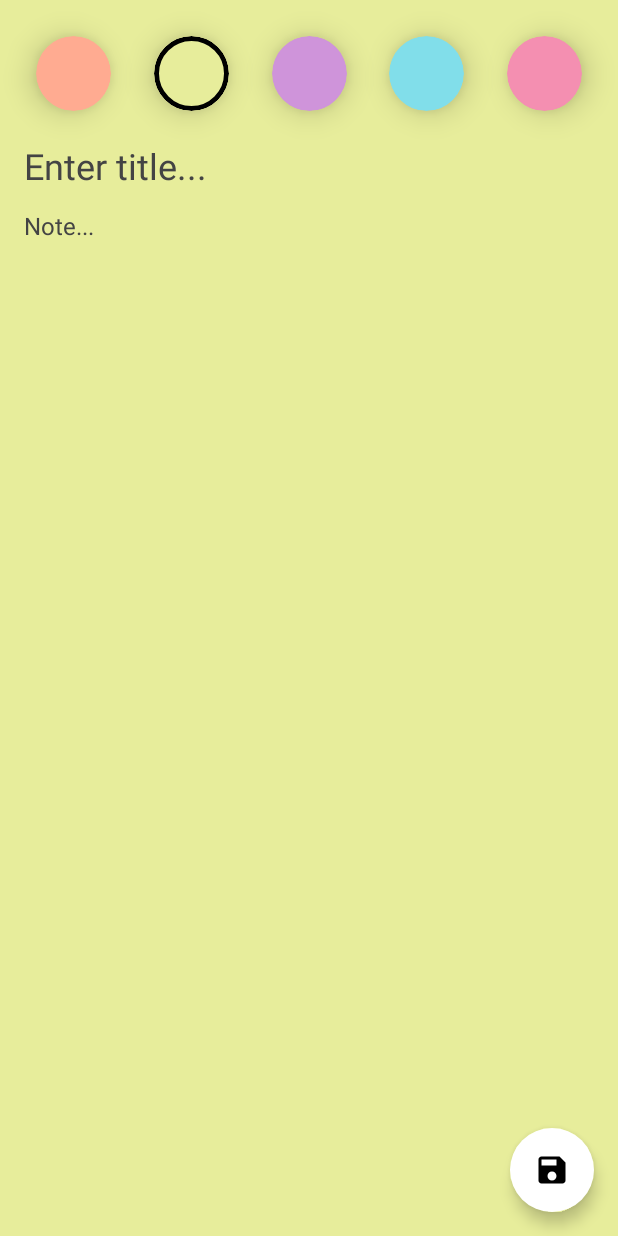
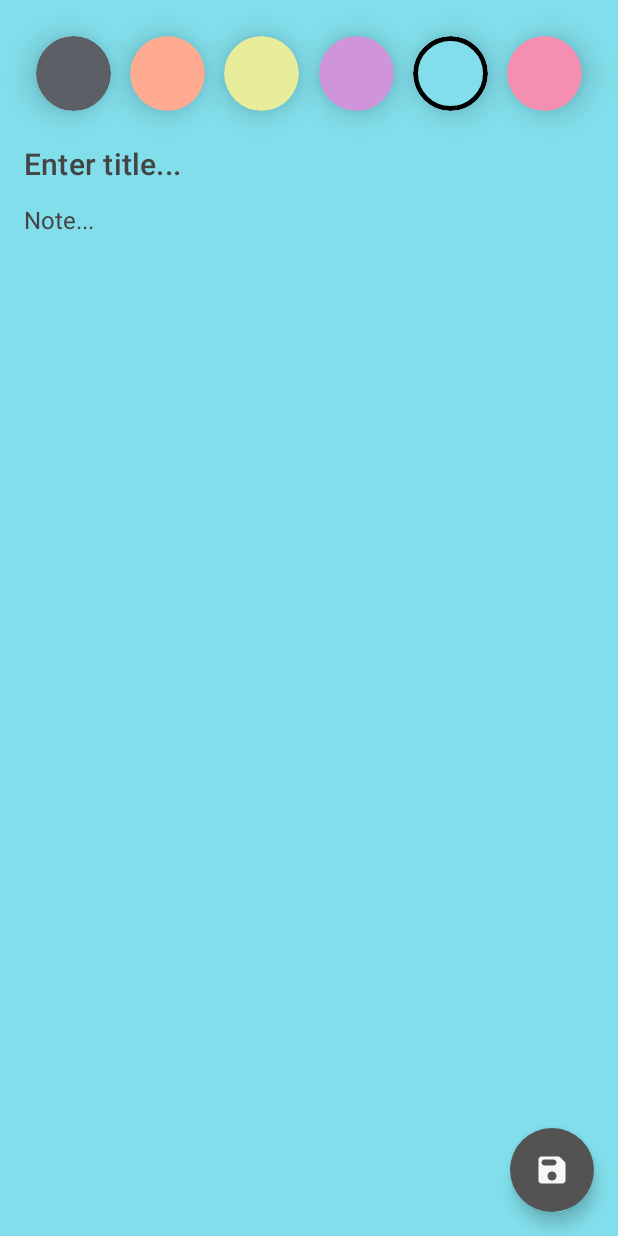
Before and after one commit to abghany/iNotesApp, an Android app built with Jetpack Compose: the screen it shows after launch (MainActivity), after a tap on "Add note", on a phone screen of 412 x 824 dp. Run offline under Robolectric (Android 15) with nearby library versions, the phone set to English and light mode, and no system bars; our stand-ins replace Dagger/Hilt's generated code, Room's generated code; 3 other taps on this screen came first.

Commit message:
Update UI such as Color, Icon, TopBar, etc

```diff
--- a/app/src/main/java/com/gnacoding/noteapp/feature_note/domain/model/Note.kt
+++ b/app/src/main/java/com/gnacoding/noteapp/feature_note/domain/model/Note.kt
@@ -13,7 +13,7 @@ data class Note(
     @PrimaryKey val id: Int? = null
 ) {
     companion object {
-        val noteColors = listOf(RedOrange, LightGreen, Violet, BabyBlue, RedPink)
+        val noteColors = listOf(GrayBlue, RedOrange, LightGreen, Violet, BabyBlue, RedPink)
     }
 }
 
--- a/app/src/main/java/com/gnacoding/noteapp/feature_note/presentation/add_edit_note/AddEditNoteScreen.kt
+++ b/app/src/main/java/com/gnacoding/noteapp/feature_note/presentation/add_edit_note/AddEditNoteScreen.kt
@@ -10,7 +10,7 @@ import androidx.compose.foundation.layout.*
 import androidx.compose.foundation.shape.CircleShape
 import androidx.compose.material.*
 import androidx.compose.material.icons.Icons
-import androidx.compose.material.icons.filled.Save
+import androidx.compose.material.icons.rounded.Save
 import androidx.compose.runtime.Composable
 import androidx.compose.runtime.LaunchedEffect
 import androidx.compose.runtime.remember
@@ -26,6 +26,8 @@ import androidx.navigation.NavController
 import com.gnacoding.noteapp.core.util.TestTags
 import com.gnacoding.noteapp.feature_note.domain.model.Note
 import com.gnacoding.noteapp.feature_note.presentation.add_edit_note.components.TransparentHintTextField
+import com.gnacoding.noteapp.ui.theme.LightGray
+import com.gnacoding.noteapp.ui.theme.White
 import kotlinx.coroutines.flow.collectLatest
 import kotlinx.coroutines.launch
 
@@ -69,10 +71,11 @@ fun AddEditNoteScreen(
                 onClick = {
                     viewModel.onEvent(AddEditNoteEvent.SaveNote)
                 },
-                backgroundColor = MaterialTheme.colors.primary
+                backgroundColor = LightGray
             ) {
                 Icon(
-                    imageVector = Icons.Default.Save,
+                    imageVector = Icons.Rounded.Save,
+                    tint = White,
                     contentDescription = "Save note"
                 )
             }
@@ -132,7 +135,7 @@ fun AddEditNoteScreen(
                 },
                 isHintVisible = titleState.isHintVisible,
                 singleLine = true,
-                textStyle = MaterialTheme.typography.h5,
+                textStyle = MaterialTheme.typography.h6,
                 testTag = TestTags.TITLE_TEXT_FIELD
             )
             Spacer(modifier = Modifier.height(16.dp))
--- a/app/src/main/java/com/gnacoding/noteapp/feature_note/presentation/notes/NotesScreen.kt
+++ b/app/src/main/java/com/gnacoding/noteapp/feature_note/presentation/notes/NotesScreen.kt
@@ -24,7 +24,9 @@ import com.gnacoding.noteapp.core.util.TestTags
 import com.gnacoding.noteapp.feature_note.presentation.notes.components.NoteItem
 import com.gnacoding.noteapp.feature_note.presentation.notes.components.OrderSection
 import com.gnacoding.noteapp.feature_note.presentation.util.Screen
+import com.gnacoding.noteapp.ui.theme.LightGray
 import com.gnacoding.noteapp.ui.theme.NoteAppTheme
+import com.gnacoding.noteapp.ui.theme.White
 import kotlinx.coroutines.launch
 
 @SuppressLint("UnusedMaterialScaffoldPaddingParameter")
@@ -43,10 +45,11 @@ fun NotesScreen(
                 onClick = {
                     navController.navigate(Screen.AddEditNoteScreen.route)
                 },
-                backgroundColor = MaterialTheme.colors.primary
+                backgroundColor = LightGray
             ) {
                 Icon(
                     painter = painterResource(id = R.drawable.ic_add_note),
+                    tint = White,
                     contentDescription = "Add note"
                 )
             }
@@ -74,11 +77,12 @@ fun NotesScreen(
                     }
                 ) {
                     Icon(
-                        painter = painterResource(id = R.drawable.ic_sort),
+                        painter = painterResource(id = R.drawable.ic_filter),
                         contentDescription = "Sort"
                     )
                 }
             }
+            Spacer(modifier = Modifier.height(8.dp))
             AnimatedVisibility(
                 visible = state.value.isOrderSectionVisible,
                 enter = fadeIn() + slideInVertically(),
@@ -95,7 +99,6 @@ fun NotesScreen(
                     }
                 )
             }
-            Spacer(modifier = Modifier.height(16.dp))
             LazyColumn(modifier = Modifier.fillMaxSize()) {
                 items(state.value.notes) { note ->
                     NoteItem(
--- a/app/src/main/java/com/gnacoding/noteapp/ui/theme/Color.kt
+++ b/app/src/main/java/com/gnacoding/noteapp/ui/theme/Color.kt
@@ -2,9 +2,12 @@ package com.gnacoding.noteapp.ui.theme
 
 import androidx.compose.ui.graphics.Color
 
-val DarkGray = Color(0xFF202020)
+val White = Color(0xFFF7F7F7)
+val DarkGray = Color(0xFF111111)
+val LightGray = Color(0xFF535353)
 val LightBlue = Color(0xFFD7E8DE)
 
+val GrayBlue = Color(0xFF5C6066)
 val RedOrange = Color(0xffffab91)
 val RedPink = Color(0xfff48fb1)
 val BabyBlue = Color(0xff81deea)
--- a/app/src/main/java/com/gnacoding/noteapp/ui/theme/Theme.kt
+++ b/app/src/main/java/com/gnacoding/noteapp/ui/theme/Theme.kt
@@ -6,9 +6,9 @@ import androidx.compose.runtime.Composable
 import androidx.compose.ui.graphics.Color
 
 private val DarkColorPalette = darkColors(
-    primary = Color.White,
+    primary = White,
     background = DarkGray,
-    onBackground = Color.White,
+    onBackground = White,
     surface = LightBlue,
     onSurface = DarkGray
 )
--- a/app/src/main/res/drawable/ic_add_note.xml
+++ b/app/src/main/res/drawable/ic_add_note.xml
@@ -4,12 +4,6 @@
     android:viewportWidth="24"
     android:viewportHeight="24">
   <path
-      android:pathData="M15,22.75H9C3.57,22.75 1.25,20.43 1.25,15V9C1.25,3.57 3.57,1.25 9,1.25H11C11.41,1.25 11.75,1.59 11.75,2C11.75,2.41 11.41,2.75 11,2.75H9C4.39,2.75 2.75,4.39 2.75,9V15C2.75,19.61 4.39,21.25 9,21.25H15C19.61,21.25 21.25,19.61 21.25,15V13C21.25,12.59 21.59,12.25 22,12.25C22.41,12.25 22.75,12.59 22.75,13V15C22.75,20.43 20.43,22.75 15,22.75Z"
-      android:fillColor="#000000"/>
-  <path
-      android:pathData="M8.499,17.69C7.889,17.69 7.329,17.47 6.919,17.07C6.429,16.58 6.219,15.87 6.329,15.12L6.759,12.11C6.839,11.53 7.219,10.78 7.629,10.37L15.509,2.49C17.499,0.5 19.519,0.5 21.509,2.49C22.599,3.58 23.089,4.69 22.989,5.8C22.899,6.7 22.419,7.58 21.509,8.48L13.629,16.36C13.219,16.77 12.469,17.15 11.889,17.23L8.879,17.66C8.749,17.69 8.619,17.69 8.499,17.69ZM16.569,3.55L8.689,11.43C8.499,11.62 8.279,12.06 8.239,12.32L7.809,15.33C7.769,15.62 7.829,15.86 7.979,16.01C8.129,16.16 8.369,16.22 8.659,16.18L11.669,15.75C11.929,15.71 12.379,15.49 12.559,15.3L20.439,7.42C21.089,6.77 21.429,6.19 21.479,5.65C21.539,5 21.199,4.31 20.439,3.54C18.839,1.94 17.739,2.39 16.569,3.55Z"
-      android:fillColor="#000000"/>
-  <path
-      android:pathData="M19.85,9.83C19.78,9.83 19.71,9.82 19.65,9.8C17.02,9.06 14.93,6.97 14.19,4.34C14.08,3.94 14.31,3.53 14.71,3.41C15.11,3.3 15.52,3.53 15.63,3.93C16.23,6.06 17.92,7.75 20.05,8.35C20.45,8.46 20.68,8.88 20.57,9.28C20.48,9.62 20.18,9.83 19.85,9.83Z"
+      android:pathData="M16.19,2H7.81C4.17,2 2,4.17 2,7.81V16.18C2,19.83 4.17,22 7.81,22H16.18C19.82,22 21.99,19.83 21.99,16.19V7.81C22,4.17 19.83,2 16.19,2ZM10.95,17.51C10.66,17.8 10.11,18.08 9.71,18.14L7.25,18.49C7.16,18.5 7.07,18.51 6.98,18.51C6.57,18.51 6.19,18.37 5.92,18.1C5.59,17.77 5.45,17.29 5.53,16.76L5.88,14.3C5.94,13.89 6.21,13.35 6.51,13.06L10.97,8.6C11.05,8.81 11.13,9.02 11.24,9.26C11.34,9.47 11.45,9.69 11.57,9.89C11.67,10.06 11.78,10.22 11.87,10.34C11.98,10.51 12.11,10.67 12.19,10.76C12.24,10.83 12.28,10.88 12.3,10.9C12.55,11.2 12.84,11.48 13.09,11.69C13.16,11.76 13.2,11.8 13.22,11.81C13.37,11.93 13.52,12.05 13.65,12.14C13.81,12.26 13.97,12.37 14.14,12.46C14.34,12.58 14.56,12.69 14.78,12.8C15.01,12.9 15.22,12.99 15.43,13.06L10.95,17.51ZM17.37,11.09L16.45,12.02C16.39,12.08 16.31,12.11 16.23,12.11C16.2,12.11 16.16,12.11 16.14,12.1C14.11,11.52 12.49,9.9 11.91,7.87C11.88,7.76 11.91,7.64 11.99,7.57L12.92,6.64C14.44,5.12 15.89,5.15 17.38,6.64C18.14,7.4 18.51,8.13 18.51,8.89C18.5,9.61 18.13,10.33 17.37,11.09Z"
       android:fillColor="#000000"/>
 </vector>
--- a/app/src/main/res/drawable/ic_delete.xml
+++ b/app/src/main/res/drawable/ic_delete.xml
@@ -4,9 +4,6 @@
     android:viewportWidth="24"
     android:viewportHeight="24">
   <path
-      android:pathData="M21.07,5.23C19.46,5.07 17.85,4.95 16.23,4.86V4.85L16.01,3.55C15.86,2.63 15.64,1.25 13.3,1.25H10.68C8.35,1.25 8.13,2.57 7.97,3.54L7.76,4.82C6.83,4.88 5.9,4.94 4.97,5.03L2.93,5.23C2.51,5.27 2.21,5.64 2.25,6.05C2.29,6.46 2.65,6.76 3.07,6.72L5.11,6.52C10.35,6 15.63,6.2 20.93,6.73C20.96,6.73 20.98,6.73 21.01,6.73C21.39,6.73 21.72,6.44 21.76,6.05C21.79,5.64 21.49,5.27 21.07,5.23Z"
-      android:fillColor="#000000"/>
-  <path
-      android:pathData="M19.23,8.14C18.99,7.89 18.66,7.75 18.32,7.75H5.68C5.34,7.75 5,7.89 4.77,8.14C4.54,8.39 4.41,8.73 4.43,9.08L5.05,19.34C5.16,20.86 5.3,22.76 8.79,22.76H15.21C18.7,22.76 18.84,20.87 18.95,19.34L19.57,9.09C19.59,8.73 19.46,8.39 19.23,8.14ZM13.66,17.75H10.33C9.92,17.75 9.58,17.41 9.58,17C9.58,16.59 9.92,16.25 10.33,16.25H13.66C14.07,16.25 14.41,16.59 14.41,17C14.41,17.41 14.07,17.75 13.66,17.75ZM14.5,13.75H9.5C9.09,13.75 8.75,13.41 8.75,13C8.75,12.59 9.09,12.25 9.5,12.25H14.5C14.91,12.25 15.25,12.59 15.25,13C15.25,13.41 14.91,13.75 14.5,13.75Z"
+      android:pathData="M18.939,8.697C19.138,8.697 19.319,8.784 19.462,8.931C19.596,9.088 19.663,9.283 19.643,9.489C19.643,9.557 19.11,16.297 18.806,19.134C18.615,20.875 17.493,21.932 15.809,21.961C14.515,21.99 13.25,22 12.004,22C10.681,22 9.388,21.99 8.132,21.961C6.505,21.922 5.382,20.846 5.201,19.134C4.888,16.287 4.364,9.557 4.355,9.489C4.345,9.283 4.411,9.088 4.545,8.931C4.678,8.784 4.868,8.697 5.069,8.697H18.939ZM14.065,2C14.949,2 15.738,2.617 15.967,3.497L16.13,4.227C16.263,4.822 16.778,5.243 17.371,5.243H20.287C20.676,5.243 21,5.566 21,5.977V6.357C21,6.758 20.676,7.091 20.287,7.091H3.714C3.324,7.091 3,6.758 3,6.357V5.977C3,5.566 3.324,5.243 3.714,5.243H6.63C7.222,5.243 7.737,4.822 7.871,4.228L8.023,3.546C8.261,2.617 9.042,2 9.935,2H14.065Z"
       android:fillColor="#000000"/>
 </vector>
--- a/app/src/main/res/drawable/ic_filter.xml
+++ b/app/src/main/res/drawable/ic_filter.xml
@@ -1,12 +1,9 @@
 <vector xmlns:android="http://schemas.android.com/apk/res/android"
-    android:width="24dp"
-    android:height="24dp"
-    android:viewportWidth="24"
-    android:viewportHeight="24">
+    android:width="20dp"
+    android:height="20dp"
+    android:viewportWidth="20"
+    android:viewportHeight="20">
   <path
-      android:pathData="M3.23,1H11.36C12.04,1 12.59,1.56 12.59,2.25V3.62C12.59,4.12 12.28,4.74 11.97,5.05L9.33,7.43C8.96,7.74 8.72,8.36 8.72,8.86V11.54C8.72,11.91 8.47,12.41 8.17,12.6L7.3,13.17C6.5,13.67 5.39,13.11 5.39,12.11V8.8C5.39,8.36 5.14,7.8 4.9,7.49L2.56,4.99C2.25,4.68 2,4.12 2,3.75V2.31C2,1.56 2.55,1 3.23,1Z"
-      android:fillColor="#000000"/>
-  <path
-      android:pathData="M17,2H14.6C14.32,2 14.1,2.22 14.1,2.5C14.1,2.98 14.1,3.62 14.1,3.62C14.1,4.61 13.57,5.58 13.05,6.11L10.33,8.54C10.3,8.61 10.25,8.71 10.22,8.79V11.54C10.22,12.45 9.68,13.44 8.94,13.89L8.12,14.42C7.66,14.71 7.15,14.85 6.64,14.85C6.18,14.85 5.72,14.73 5.3,14.5C4.783,14.213 4.392,13.781 4.153,13.274C4.031,13.014 4,12.724 4,12.438V10.21C4,10.08 3.95,9.95 3.85,9.86L2.85,8.86C2.54,8.54 2,8.76 2,9.21V17C2,19.76 4.24,22 7,22H17C19.76,22 22,19.76 22,17V7C22,4.24 19.76,2 17,2ZM18,17.75H11C10.59,17.75 10.25,17.41 10.25,17C10.25,16.59 10.59,16.25 11,16.25H18C18.41,16.25 18.75,16.59 18.75,17C18.75,17.41 18.41,17.75 18,17.75ZM18,13.75H13C12.59,13.75 12.25,13.41 12.25,13C12.25,12.59 12.59,12.25 13,12.25H18C18.41,12.25 18.75,12.59 18.75,13C18.75,13.41 18.41,13.75 18,13.75Z"
+      android:pathData="M7.28,13.824L12.135,13.839C12.437,13.84 12.682,14.094 12.682,14.404V17.135C12.682,17.447 12.505,17.729 12.229,17.86L7.823,19.929C7.72,19.977 7.611,20 7.501,20C7.356,20 7.211,19.958 7.084,19.874C6.863,19.727 6.729,19.475 6.729,19.205V14.389C6.729,14.077 6.976,13.823 7.28,13.824ZM17.872,0C19.048,0 20,0.981 20,2.192V3.724C20,4.311 19.77,4.876 19.363,5.287L12.858,11.867C12.745,11.982 12.593,12.045 12.436,12.044L6.989,12.027C6.823,12.027 6.666,11.956 6.552,11.832L0.575,5.257C0.205,4.851 0,4.315 0,3.758V2.193C0,0.982 0.952,0 2.128,0H17.872Z"
       android:fillColor="#000000"/>
 </vector>
--- a/app/src/main/res/drawable/ic_sort.xml
+++ /dev/null
@@ -1,9 +0,0 @@
-<vector xmlns:android="http://schemas.android.com/apk/res/android"
-    android:width="24dp"
-    android:height="24dp"
-    android:viewportWidth="24"
-    android:viewportHeight="24">
-  <path
-      android:pathData="M16.19,2H7.81C4.17,2 2,4.17 2,7.81V16.18C2,19.83 4.17,22 7.81,22H16.18C19.82,22 21.99,19.83 21.99,16.19V7.81C22,4.17 19.83,2 16.19,2ZM13.33,17H10.66C10.25,17 9.91,16.66 9.91,16.25C9.91,15.84 10.25,15.5 10.66,15.5H13.33C13.74,15.5 14.08,15.84 14.08,16.25C14.08,16.66 13.75,17 13.33,17ZM16,12.75H8C7.59,12.75 7.25,12.41 7.25,12C7.25,11.59 7.59,11.25 8,11.25H16C16.41,11.25 16.75,11.59 16.75,12C16.75,12.41 16.41,12.75 16,12.75ZM18,8.5H6C5.59,8.5 5.25,8.16 5.25,7.75C5.25,7.34 5.59,7 6,7H18C18.41,7 18.75,7.34 18.75,7.75C18.75,8.16 18.41,8.5 18,8.5Z"
-      android:fillColor="#000000"/>
-</vector>
--- a/app/src/main/res/values/colors.xml
+++ b/app/src/main/res/values/colors.xml
@@ -1,6 +1,6 @@
 <?xml version="1.0" encoding="utf-8"?>
 <resources>
-    <color name="dark_gray">#FF404040</color>
+    <color name="dark_gray">#FF111111</color>
     <color name="black">#FF000000</color>
     <color name="white">#FFFFFFFF</color>
 </resources>
--- a/app/src/main/res/values/themes.xml
+++ b/app/src/main/res/values/themes.xml
@@ -2,6 +2,7 @@
 <resources>
     <style name="Theme.NoteApp" parent="Theme.MaterialComponents.DayNight.NoActionBar">
         <item name="android:statusBarColor">@color/dark_gray</item>
+        <item name="android:navigationBarColor">@color/dark_gray</item>
     </style>
 
     <style name="Theme.NoteApp.NoActionBar">
```
